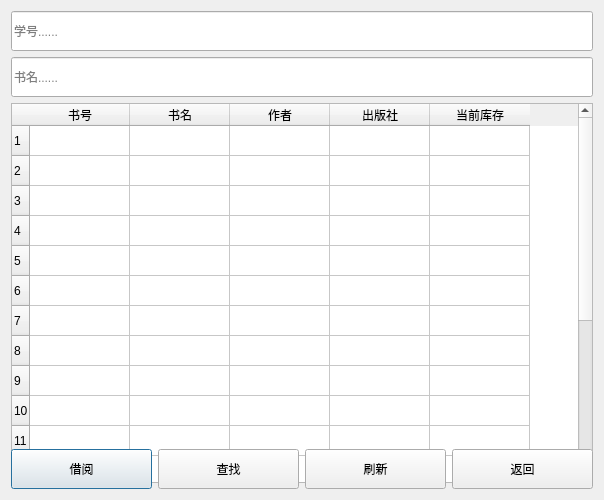
Old version of the form borrowbook.ui in the repository banlanzs/librarySQLITE.
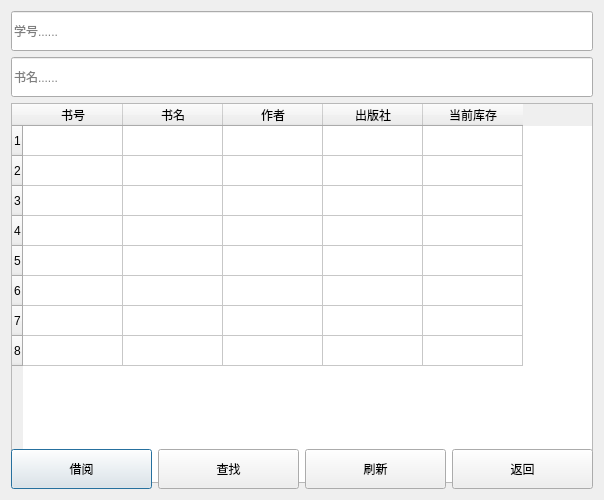
New version of the form. Icons and pictures are not drawn.

```diff
--- a/borrowbook.ui
+++ b/borrowbook.ui
@@ -96,61 +96,6 @@
        <string>8</string>
       </property>
      </row>
-     <row>
-      <property name="text">
-       <string>9</string>
-      </property>
-     </row>
-     <row>
-      <property name="text">
-       <string>10</string>
-      </property>
-     </row>
-     <row>
-      <property name="text">
-       <string>11</string>
-      </property>
-     </row>
-     <row>
-      <property name="text">
-       <string>12</string>
-      </property>
-     </row>
-     <row>
-      <property name="text">
-       <string>13</string>
-      </property>
-     </row>
-     <row>
-      <property name="text">
-       <string>14</string>
-      </property>
-     </row>
-     <row>
-      <property name="text">
-       <string>15</string>
-      </property>
-     </row>
-     <row>
-      <property name="text">
-       <string>16</string>
-      </property>
-     </row>
-     <row>
-      <property name="text">
-       <string>17</string>
-      </property>
-     </row>
-     <row>
-      <property name="text">
-       <string>18</string>
-      </property>
-     </row>
-     <row>
-      <property name="text">
-       <string>19</string>
-      </property>
-     </row>
      <column>
       <property name="text">
        <string>书号</string>
```
Left out of the diff: 11 changed lines with no effect on the pictures.
